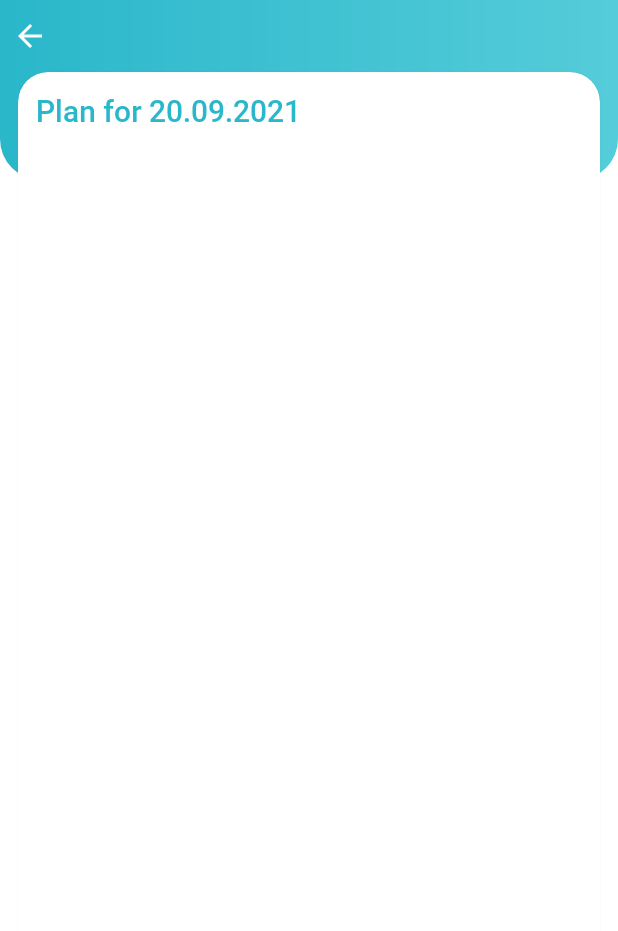
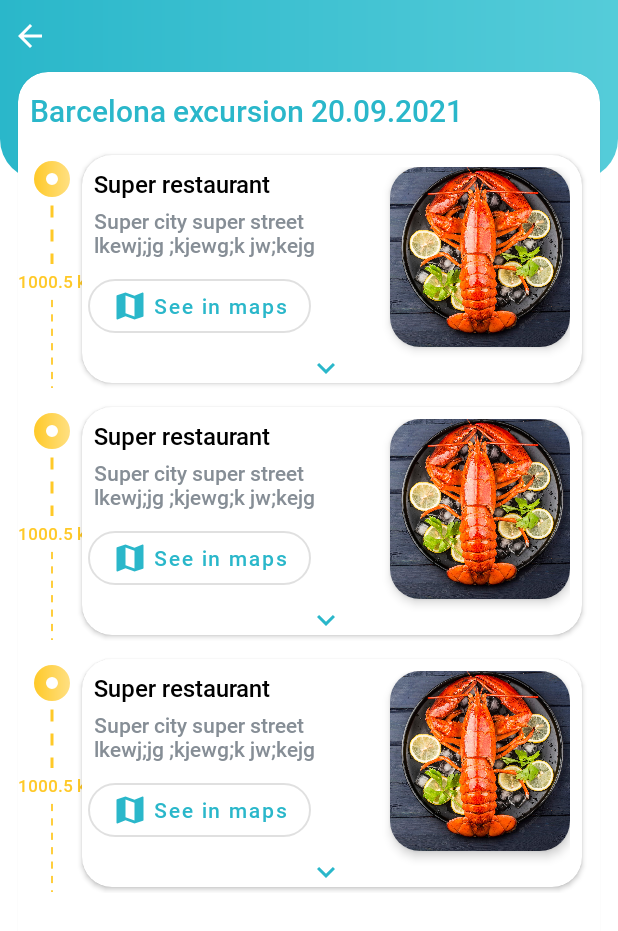
Before and after one commit to Pyoter33/ZPI, an Android app: the layout fragment_attractions.xml on its own in the app's theme, with its tools: preview values and no code run, on a phone screen of 412 x 824 dp. Shown: the top 931 px of the screen. Run offline under Robolectric (Android 15) with nearby library versions, the light colour scheme and no system bars.

Commit message:
Changed attractions list

```diff
--- a/app/src/main/java/com/example/trip/adapters/AttractionListAdapter.kt
+++ b/app/src/main/java/com/example/trip/adapters/AttractionListAdapter.kt
@@ -68,8 +68,7 @@ class AttractionListAdapter @Inject constructor() :
             with(binding) {
                 textName.text = attraction.name
                 textAddress.text = attraction.address
-                textItemNumber.text =
-                    itemView.resources.getString(R.string.format_dot, bindingAdapterPosition + 1)
+                textDescription.text = attraction.description
 
                 if(attraction.distanceToNext != null) {
                 textDistance.text =
--- /dev/null
+++ b/app/src/main/res/drawable/ic_baseline_circle.xml
@@ -0,0 +1,13 @@
+<shape
+    xmlns:android="http://schemas.android.com/apk/res/android"
+    android:innerRadiusRatio="6"
+    android:shape="ring"
+    android:thickness="8dp"
+    android:useLevel="false">
+
+    <gradient
+        android:type="linear"
+        android:startColor="@color/secondary"
+        android:endColor="@color/secondary_lighter" />
+
+</shape>
--- a/app/src/main/res/drawable/ic_baseline_dotted_line.xml
+++ b/app/src/main/res/drawable/ic_baseline_dotted_line.xml
@@ -1,13 +1,15 @@
 <?xml version="1.0" encoding="utf-8"?>
 
 <rotate xmlns:android="http://schemas.android.com/apk/res/android"
+
     android:fromDegrees="90"
     android:pivotX="50%"
     android:pivotY="50%"
     android:toDegrees="90">
 
-    <shape android:shape="line">
-
+    <shape android:shape="line"
+        >
+<size android:height="100dp" android:width="100dp" />
         <stroke
             android:width="2dp"
             android:color="@color/secondary"
--- a/app/src/main/res/layout/activity_login.xml
+++ b/app/src/main/res/layout/activity_login.xml
@@ -16,6 +16,6 @@
         app:layout_constraintStart_toStartOf="parent"
         app:layout_constraintTop_toTopOf="parent" />
 
-        <include layout="@layout/layout_register"/>
+        <include layout="@layout/layout_login"/>
 
 </androidx.constraintlayout.widget.ConstraintLayout>
--- a/app/src/main/res/layout/fragment_attractions.xml
+++ b/app/src/main/res/layout/fragment_attractions.xml
@@ -58,8 +58,9 @@
                         style="@style/TextBigger"
                         android:layout_width="wrap_content"
                         android:layout_height="wrap_content"
-                        android:layout_margin="@dimen/marginL"
-                        android:text="Plan for 20.09.2021"
+                        android:layout_marginVertical="@dimen/marginL"
+                        android:layout_marginHorizontal="@dimen/marginM"
+                        android:text="Barcelona excursion 20.09.2021"
                         android:textColor="@color/primary"
                         app:layout_constraintStart_toStartOf="parent"
                         app:layout_constraintTop_toTopOf="parent" />
@@ -70,6 +71,7 @@
                         android:layout_height="0dp"
                         android:layout_marginVertical="@dimen/marginM"
                         android:scrollbars="horizontal"
+                        tools:listitem="@layout/item_attraction"
                         app:layout_constraintBottom_toBottomOf="parent"
                         app:layout_constraintEnd_toEndOf="parent"
                         app:layout_constraintStart_toStartOf="parent"
--- a/app/src/main/res/layout/fragment_create_edit_attraction.xml
+++ b/app/src/main/res/layout/fragment_create_edit_attraction.xml
@@ -70,6 +70,8 @@
 
                     <com.google.android.material.textfield.TextInputEditText
                         android:id="@+id/editText_name"
+                        tools:text="Attraction name"
+                        android:enabled="false"
                         android:layout_width="match_parent"
                         android:layout_height="match_parent"
                         android:inputType="none" />
--- a/app/src/main/res/layout/item_attraction.xml
+++ b/app/src/main/res/layout/item_attraction.xml
@@ -6,6 +6,7 @@
     <androidx.constraintlayout.widget.ConstraintLayout
         android:layout_width="match_parent"
         android:layout_height="wrap_content"
+        android:layout_marginVertical="@dimen/marginS"
         >
 
         <androidx.cardview.widget.CardView
@@ -13,18 +14,19 @@
             style="@style/CardWhite"
             android:layout_width="0dp"
             android:layout_height="wrap_content"
-            android:layout_marginHorizontal="@dimen/marginL"
-            android:layout_marginTop="@dimen/marginS"
+            android:layout_marginEnd="@dimen/marginL"
+            app:layout_constraintBottom_toBottomOf="parent"
+            android:layout_marginVertical="@dimen/marginS"
             app:layout_constraintEnd_toEndOf="parent"
-            app:layout_constraintStart_toEndOf="@+id/text_item_number"
+            app:layout_constraintStart_toEndOf="@+id/layout_next_attraction"
             app:layout_constraintTop_toTopOf="parent">
 
             <androidx.constraintlayout.widget.ConstraintLayout
                 android:id="@+id/main"
                 android:layout_width="match_parent"
                 android:layout_height="match_parent"
-                android:layout_marginHorizontal="@dimen/marginM"
-                android:layout_marginVertical="@dimen/marginM">
+                android:layout_marginTop="@dimen/marginM"
+                android:layout_marginEnd="@dimen/marginM">
 
                 <androidx.cardview.widget.CardView
                     android:id="@+id/cardView_image"
@@ -93,7 +95,7 @@
                     android:layout_width="0dp"
                     android:layout_height="20dp"
                     android:layout_marginHorizontal="@dimen/marginS"
-                    android:layout_marginVertical="@dimen/marginS"
+                    android:layout_marginTop="@dimen/marginS"
                     android:src="@drawable/selector_expand"
                     app:layout_constraintBottom_toTopOf="@id/extra_layout"
                     app:layout_constraintEnd_toEndOf="parent"
@@ -128,35 +130,53 @@
         </androidx.cardview.widget.CardView>
 
 
-
-        <TextView
-            android:id="@+id/text_item_number"
-            style="@style/TextMega"
-            android:layout_width="wrap_content"
-            android:layout_height="wrap_content"
-            android:layout_margin="@dimen/marginL"
-            android:textAlignment="center"
-            android:textColor="@color/primary"
-            app:layout_constraintBottom_toBottomOf="@+id/card"
-            app:layout_constraintStart_toStartOf="parent"
-            app:layout_constraintTop_toTopOf="parent"
-            tools:text="1." />
-
         <androidx.constraintlayout.widget.ConstraintLayout
             android:id="@+id/layout_next_attraction"
-            android:layout_width="match_parent"
-            android:background="@drawable/ic_baseline_dotted_line"
-            android:layout_height="60dp"
+            android:layout_width="wrap_content"
+            android:layout_height="0dp"
             app:layout_constraintBottom_toBottomOf="parent"
-            app:layout_constraintEnd_toEndOf="@+id/card"
-            app:layout_constraintStart_toEndOf="@+id/text_item_number"
-            app:layout_constraintTop_toBottomOf="@id/card">
+            app:layout_constraintStart_toStartOf="parent"
+            app:layout_constraintTop_toTopOf="parent">
+
+            <ImageView
+                android:layout_margin="@dimen/marginM"
+                android:id="@+id/imageView"
+                android:layout_width="24dp"
+                android:layout_height="24dp"
+                android:scaleType="fitXY"
+                android:src="@drawable/ic_baseline_circle"
+                app:layout_constraintEnd_toEndOf="parent"
+                app:layout_constraintTop_toTopOf="parent" />
+
+            <ImageView
+                android:id="@+id/imageView2"
+                android:layout_width="20dp"
+                android:layout_height="60dp"
+                android:scaleType="centerCrop"
+                android:src="@drawable/ic_baseline_dotted_line"
+                app:layout_constraintBottom_toBottomOf="parent"
+                app:layout_constraintEnd_toEndOf="@+id/imageView"
+                app:layout_constraintStart_toStartOf="@+id/imageView"/>
+
+            <ImageView
+                android:id="@+id/imageView3"
+                android:layout_width="20dp"
+                android:layout_height="0dp"
+                android:scaleType="center"
+                android:layout_marginBottom="@dimen/marginS"
+                android:src="@drawable/ic_baseline_dotted_line"
+                app:layout_constraintBottom_toTopOf="@+id/text_distance"
+                app:layout_constraintEnd_toEndOf="@+id/imageView"
+                app:layout_constraintHorizontal_bias="0.516"
+                app:layout_constraintStart_toStartOf="@+id/imageView"
+                app:layout_constraintTop_toBottomOf="@+id/imageView" />
 
             <ImageView
                 android:id="@+id/image_transport"
                 android:layout_width="wrap_content"
                 android:layout_height="wrap_content"
                 android:layout_weight="1"
+                tools:visibility="gone"
                 android:elevation="1dp"
                 android:src="@drawable/selector_car_walk"
                 app:layout_constraintBottom_toBottomOf="parent"
@@ -168,19 +188,18 @@
 
             <TextView
                 android:id="@+id/text_distance"
-                style="@style/TextBig"
+                style="@style/TextVerySmall"
+                android:layout_marginVertical="@dimen/marginS"
                 android:layout_width="wrap_content"
                 android:layout_height="wrap_content"
-                android:layout_weight="1"
-                android:elevation="1dp"
-                android:textAlignment="center"
                 android:textColor="@color/secondary"
-                app:layout_constraintBottom_toBottomOf="parent"
-                app:layout_constraintEnd_toEndOf="parent"
-                app:layout_constraintHorizontal_bias="0.63"
-                app:layout_constraintStart_toStartOf="parent"
-                app:layout_constraintTop_toTopOf="parent"
-                tools:text="1.2 km" />
+                android:textSize="11sp"
+                app:layout_constraintBottom_toTopOf="@+id/imageView2"
+                app:layout_constraintEnd_toEndOf="@+id/imageView2"
+                app:layout_constraintEnd_toStartOf="@+id/imageView2"
+                app:layout_constraintStart_toEndOf="parent"
+                tools:text="1000.5 km" />
+
 
         </androidx.constraintlayout.widget.ConstraintLayout>
 
--- a/app/src/main/res/layout/item_attraction_preview.xml
+++ b/app/src/main/res/layout/item_attraction_preview.xml
@@ -68,7 +68,7 @@
                     app:layout_constraintEnd_toStartOf="@+id/cardView_image"
                     app:layout_constraintStart_toStartOf="parent"
                     app:layout_constraintTop_toBottomOf="@id/text_name"
-                    tools:text="Super city super street lkewj;jg ;kjewg;k jw;kejg" />
+                    tools:text="Super city super street" />
 
 
                 <Button
```
